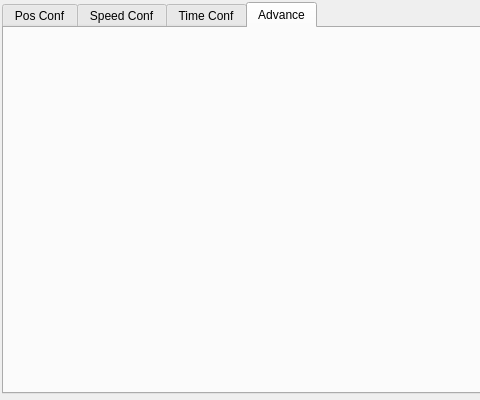
The window that hcinstruction/icsimpleteachpage.ui (dongdong-2009/3-5AxisRobot) describes before a commit, drawn with Qt 5; both pictures show x 0 to 480 and y 0 to 400 of the 796 by 400 pixel window.
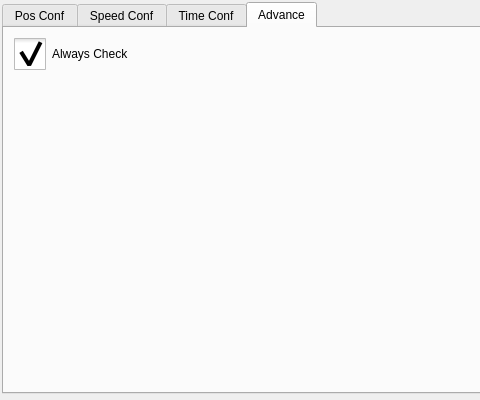
The same window after the commit. The open tabs and pages were chosen to show the change. Icons and pictures are not drawn. Custom widgets are drawn as their Qt base class.

Diff of the .ui file:
```diff
--- a/hcinstruction/icsimpleteachpage.ui
+++ b/hcinstruction/icsimpleteachpage.ui
@@ -2540,6 +2540,47 @@
     <attribute name="title">
      <string>Advance</string>
     </attribute>
+    <widget class="QCheckBox" name="alwaysCheck">
+     <property name="geometry">
+      <rect>
+       <x>10</x>
+       <y>10</y>
+       <width>168</width>
+       <height>32</height>
+      </rect>
+     </property>
+     <property name="styleSheet">
+      <string notr="true">::indicator {
+     width: 32px;
+     height: 32px;
+ }
+
+::indicator:unchecked 
+{
+     image: url(:/resource/check_unchecked.png);
+ }
+::indicator:checked 
+{
+     image: url(:/resource/check_checked.png);
+ }
+
+::indicator:checked:disabled
+{
+ image: url(:/resource/check_checked_disable.png);
+}
+
+::indicator:unchecked:disabled
+{
+ image: url(:/resource/check_unchecked_disable.png);
+}</string>
+     </property>
+     <property name="text">
+      <string>Always Check</string>
+     </property>
+     <property name="checked">
+      <bool>true</bool>
+     </property>
+    </widget>
    </widget>
   </widget>
   <widget class="QPushButton" name="saveBtn">
```
Left out of the diff: 6 changed lines with no effect on the pictures.
